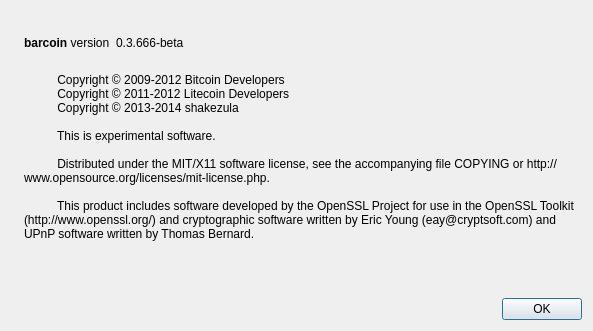
This is src/qt/forms/aboutdialog.ui in Zeon385/PROgressID as Qt 5 draws it before an edit. The edited form follows.
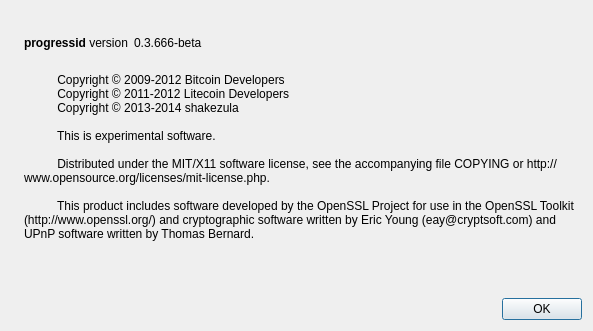
This is the edited form. Icons and pictures are not drawn.

The edit to the form file:
```diff
--- a/src/qt/forms/aboutdialog.ui
+++ b/src/qt/forms/aboutdialog.ui
@@ -50,7 +50,7 @@
           <cursorShape>IBeamCursor</cursorShape>
          </property>
          <property name="text">
-          <string>&lt;b&gt;barcoin&lt;/b&gt; version</string>
+          <string>&lt;b&gt;progressid&lt;/b&gt; version</string>
          </property>
          <property name="textInteractionFlags">
           <set>Qt::LinksAccessibleByMouse|Qt::TextSelectableByKeyboard|Qt::TextSelectableByMouse</set>
```
Left out of the diff: 2 changed lines with no effect on the pictures.
